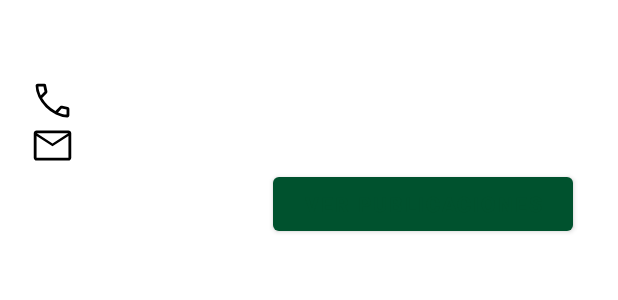
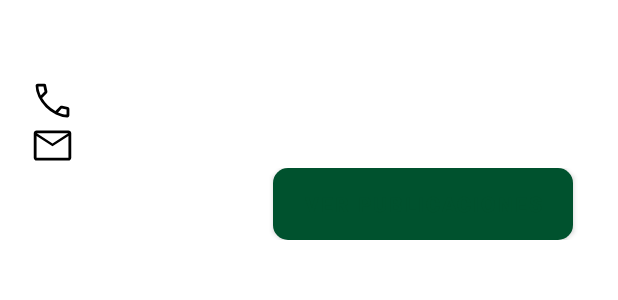
Before and after one commit to sansotmon/users-mobile, an Android app: the layout row_list_user.xml on its own in the app's theme, with its tools: preview values and no code run, on a phone screen of 412 x 824 dp. Shown: the top 300 px of the screen. Run offline under Robolectric (Android 15) with nearby library versions, the phone set to English and light mode, and no system bars.

Commit message:
added background posts button

```diff
--- a/app/src/main/java/ssm/android/users_mobile/view/adapter/UserListRecyclerAdapter.kt
+++ b/app/src/main/java/ssm/android/users_mobile/view/adapter/UserListRecyclerAdapter.kt
@@ -14,6 +14,12 @@ class UserListRecyclerAdapter(val presenter: UserListPresenter): RecyclerView.Ad
         fun bind(user: User) = with(itemView) {
             user.name?.let {
                 nameText.text = it
+            }
+            user.phone?.let{
+                phoneText.text = it
+            }
+            user.email?.let{
+                emailText.text = it
             }
         }
     }
--- /dev/null
+++ b/app/src/main/res/drawable/background_card_button.xml
@@ -0,0 +1,5 @@
+<?xml version="1.0" encoding="utf-8"?>
+<shape xmlns:android="http://schemas.android.com/apk/res/android" android:shape="rectangle">
+    <solid android:color="@color/white" />
+    <corners android:radius="@dimen/spacing_small"/>
+</shape>
--- a/app/src/main/res/layout/activity_user_list.xml
+++ b/app/src/main/res/layout/activity_user_list.xml
@@ -9,7 +9,7 @@
     <RelativeLayout
         android:layout_width="match_parent"
         android:layout_height="match_parent"
-        android:layout_marginTop="@dimen/margin_x"
+        android:layout_marginTop="@dimen/margin_s"
         android:layout_marginStart="@dimen/margin"
         android:layout_marginEnd="@dimen/margin"
         android:layout_marginBottom="@dimen/margin_s">
--- a/app/src/main/res/layout/row_list_user.xml
+++ b/app/src/main/res/layout/row_list_user.xml
@@ -35,7 +35,7 @@
                 android:src="@drawable/call"/>
 
             <TextView
-                android:id="@+id/txtPhone"
+                android:id="@+id/phoneText"
                 android:layout_width="wrap_content"
                 android:layout_height="match_parent"
                 android:layout_marginStart="@dimen/spacing_small"
@@ -51,13 +51,13 @@
             android:textAlignment="center">
 
             <ImageView
-                android:id="@+id/imgMail"
+                android:id="@+id/imgEmail"
                 android:layout_width="30dp"
                 android:layout_height="30dp"
                 android:src="@drawable/mail"/>
 
             <TextView
-                android:id="@+id/txtMail"
+                android:id="@+id/emailText"
                 android:layout_width="wrap_content"
                 android:layout_height="match_parent"
                 android:layout_marginStart="@dimen/spacing_small"
@@ -78,6 +78,7 @@
                 android:layout_width="200dp"
                 android:layout_height="wrap_content"
                 android:textColor="@color/colorPrimaryDark"
+                android:background="@drawable/background_card_button"
                 android:textStyle="bold"
                 android:text="@string/activity_user_list_button"
                 android:layout_marginEnd="@dimen/spacing_small"/>
```
